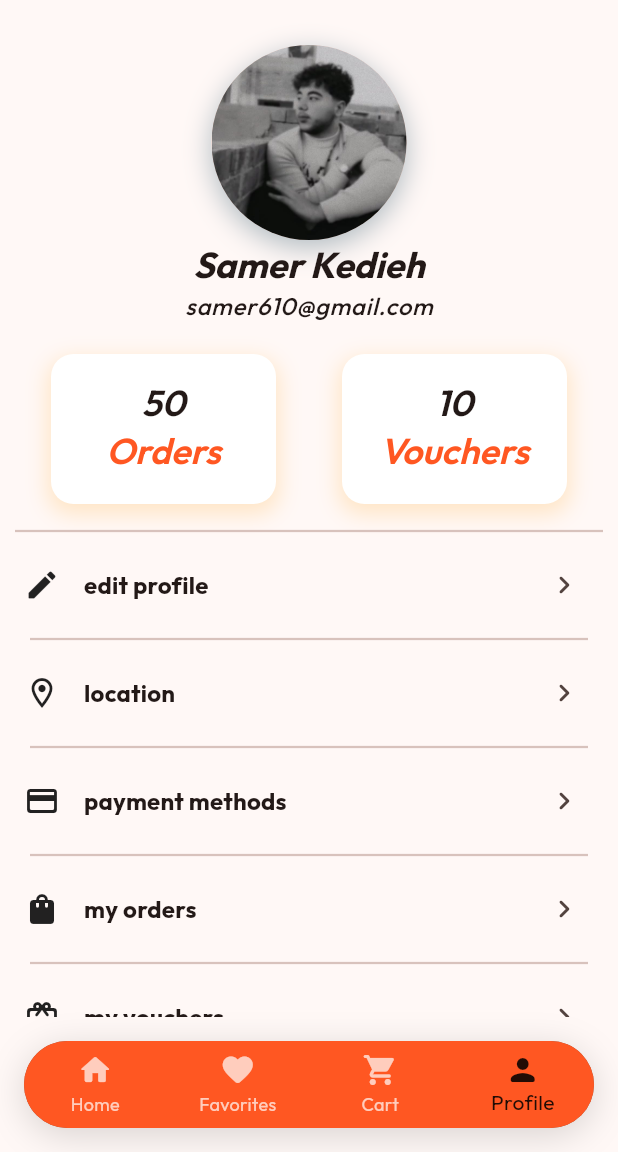
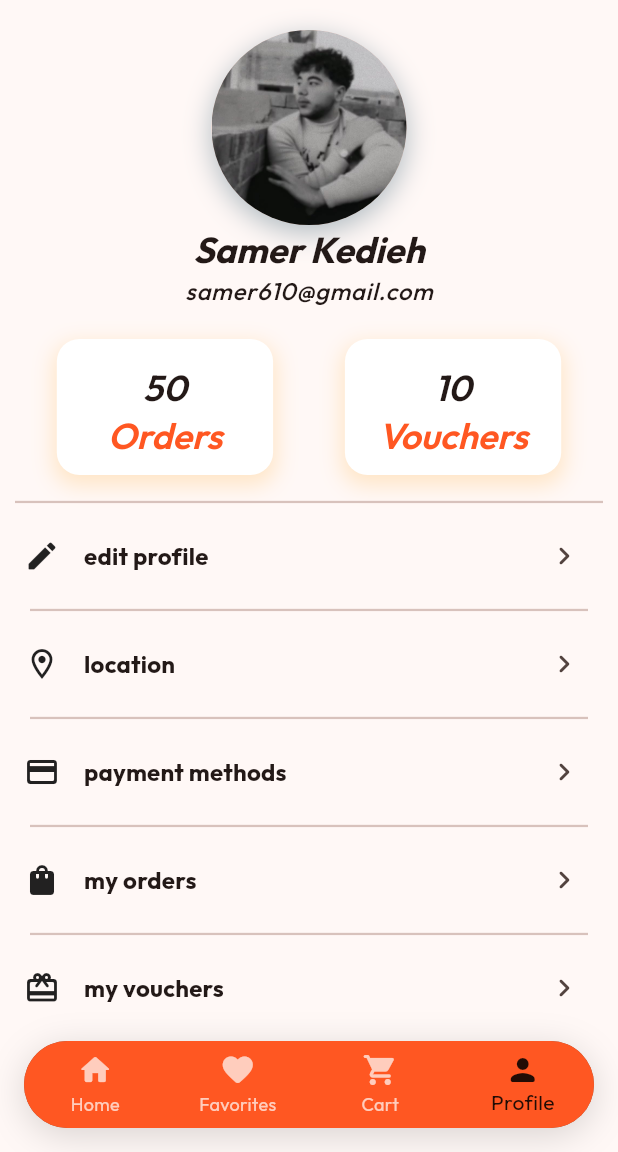
Before and after one commit to samerramadan-creator/flutter_food_delivery_app, a Flutter app: the screen it shows after launch, item 4 of the bottom bar chosen, on a phone screen of 412 x 824 dp, the part 84-1236 px from its top. Run offline on Flutter 3.47's test engine with Material 3 defaults, Android fonts, the phone set to English and light mode, and no system bars.

Commit message:
feat(ui): add responsive layouts for home, favorites and profile screens

```diff
--- a/lib/pages/main_page.dart
+++ b/lib/pages/main_page.dart
@@ -43,7 +43,7 @@ class _MainPageState extends State<MainPage> {
 
       drawer: const Drawer(),
 
-      body: pages[selectedIndex],
+      body: SafeArea(child: pages[selectedIndex]),
 
       bottomNavigationBar: CustomButtonNavigationBar(
         selectedIndex: selectedIndex,
--- a/lib/pages/profile_page.dart
+++ b/lib/pages/profile_page.dart
@@ -8,7 +8,13 @@ class ProfilePage extends StatelessWidget {
   @override
   Widget build(BuildContext context) {
     return Center(
-      child: ListView(children: [ProfileHeader(), ProfileMenuTile()]),
+      child: ListView(
+        children: [
+          const SizedBox(height: 20),
+          ProfileHeader(),
+          ProfileMenuTile(),
+        ],
+      ),
     );
   }
 }
--- /dev/null
+++ b/lib/widgets/personal_info.dart
@@ -0,0 +1,45 @@
+import 'package:flutter/material.dart';
+import 'package:food_delivary_app/core/constants/app_images.dart';
+
+class PersonalInfo extends StatelessWidget {
+  const PersonalInfo({super.key});
+
+  @override
+  Widget build(BuildContext context) {
+    return Column(
+      children: [
+        Container(
+          decoration: BoxDecoration(
+            shape: BoxShape.circle,
+            boxShadow: [
+              BoxShadow(
+                color: Colors.blueGrey.withValues(alpha: .5),
+                blurRadius: 15,
+                offset: Offset(0, 5),
+              ),
+            ],
+          ),
+
+          child: const CircleAvatar(
+            radius: 65,
+            backgroundImage: AssetImage(AppImages.profileImage),
+          ),
+        ),
+        Text(
+          "Samer Kedieh",
+          style: Theme.of(context).textTheme.headlineSmall?.copyWith(
+            fontStyle: FontStyle.italic,
+            fontWeight: FontWeight.w700,
+          ),
+        ),
+        Text(
+          "samer610@gmail.com",
+          style: Theme.of(context).textTheme.bodyLarge?.copyWith(
+            fontStyle: FontStyle.italic,
+            fontWeight: FontWeight.w500,
+          ),
+        ),
+      ],
+    );
+  }
+}
--- a/lib/widgets/profile_header.dart
+++ b/lib/widgets/profile_header.dart
@@ -1,55 +1,31 @@
 import 'package:flutter/material.dart';
-import 'package:food_delivary_app/core/constants/app_images.dart';
-import 'package:food_delivary_app/widgets/profile_stat_card.dart';
+import 'package:food_delivary_app/widgets/personal_info.dart';
+import 'package:food_delivary_app/widgets/profile_stats_row.dart';
 
 class ProfileHeader extends StatelessWidget {
   const ProfileHeader({super.key});
 
   @override
   Widget build(BuildContext context) {
-    return Column(
-      children: [
-        const SizedBox(height: 30),
-        Container(
-          decoration: BoxDecoration(
-            shape: BoxShape.circle,
-            boxShadow: [
-              BoxShadow(
-                color: Colors.blueGrey.withValues(alpha: .5),
-                blurRadius: 15,
-                offset: Offset(0, 5),
-              ),
+    final bool isLandscape =
+        MediaQuery.of(context).orientation == Orientation.landscape;
+
+    return !isLandscape
+        ? const Column(
+            children: [
+              PersonalInfo(),
+              SizedBox(height: 10),
+              ProfileStatsRow(),
             ],
-          ),
-
-          child: const CircleAvatar(
-            radius: 65,
-            backgroundImage: AssetImage(AppImages.profileImage),
-          ),
-        ),
-        Text(
-          "Samer Kedieh",
-          style: Theme.of(context).textTheme.headlineSmall?.copyWith(
-            fontStyle: FontStyle.italic,
-            fontWeight: FontWeight.w700,
-          ),
-        ),
-        Text(
-          "samer610@gmail.com",
-          style: Theme.of(context).textTheme.bodyLarge?.copyWith(
-            fontStyle: FontStyle.italic,
-            fontWeight: FontWeight.w500,
-          ),
-        ),
-        const SizedBox(height: 10),
-        Row(
-          mainAxisAlignment: MainAxisAlignment.spaceEvenly,
-          children: [
-            ProfileStatCard(title: "Orders", count: 50),
-            ProfileStatCard(title: "Vouchers", count: 10),
-          ],
-        ),
-      ],
-    );
+          )
+        :const Row(
+            mainAxisAlignment: MainAxisAlignment.spaceEvenly,
+            children: [
+              SizedBox(height: 20),
+              PersonalInfo(),
+              ProfileStatsRow(),
+              SizedBox(height: 15),
+            ],
+          );
   }
 }
--- a/lib/widgets/profile_menu_item.dart
+++ b/lib/widgets/profile_menu_item.dart
@@ -17,9 +17,9 @@ class ProfileMenuItem extends StatelessWidget {
     return ListTile(
       title: Text(
         title,
-        style: Theme.of(context).textTheme.titleMedium?.copyWith(
-          fontWeight: FontWeight.w700,
-        ),
+        style: Theme.of(
+          context,
+        ).textTheme.titleMedium?.copyWith(fontWeight: FontWeight.w700),
       ),
       subtitle: subtitle != null
           ? Text(
--- a/lib/widgets/profile_menu_list.dart
+++ b/lib/widgets/profile_menu_list.dart
@@ -6,49 +6,49 @@ class ProfileMenuTile extends StatelessWidget {
 
   @override
   Widget build(BuildContext context) {
-    return Column(
+    return const Column(
       children: [
-        const Divider(indent: 10, endIndent: 10),
+        Divider(indent: 10, endIndent: 10),
         ProfileMenuItem(
           title: "edit profile",
           icon: Icons.edit_rounded,
         ),
-        const Divider(),
+        Divider(),
         ProfileMenuItem(
           title: "location",
           icon: Icons.location_on_outlined,
         ),
-        const Divider(),
+        Divider(),
         ProfileMenuItem(
           title: "payment methods",
           icon: Icons.credit_card_rounded,
         ),
-        const Divider(),
+        Divider(),
         ProfileMenuItem(
           title: "my orders",
           icon: Icons.shopping_bag_rounded,
         ),
-        const Divider(),
+        Divider(),
         ProfileMenuItem(
           title: "my vouchers",
           icon: Icons.card_giftcard_rounded,
         ),
-        const Divider(),
+        Divider(),
         ProfileMenuItem(
           title: "settings",
           icon: Icons.settings_outlined,
         ),
-        const Divider(),
+        Divider(),
         ProfileMenuItem(
           title: "about",
            icon: Icons.info_outline_rounded,
         ),
-        const Divider(),
+        Divider(),
         ProfileMenuItem(
           title: "logout",
           icon: Icons.logout_rounded,
         ),
-        const Divider(indent: 10, endIndent: 10),
+        Divider(indent: 10, endIndent: 10),
       ],
     );
   }
--- a/lib/widgets/profile_stat_card.dart
+++ b/lib/widgets/profile_stat_card.dart
@@ -8,11 +8,17 @@ class ProfileStatCard extends StatelessWidget {
 
   @override
   Widget build(BuildContext context) {
+    final screenHeight = MediaQuery.of(context).size.height;
+    final screenWidth = MediaQuery.of(context).size.width;
+    final bool isLandscape =
+        MediaQuery.of(context).orientation == Orientation.landscape;
+    // final textScale = MediaQuery.of(context).textScaler;
+
     return Container(
       margin: const EdgeInsets.all(10),
       padding: const EdgeInsets.all(16.0),
-      height: 100,
-      width: 150,
+      height: isLandscape ? screenHeight * .24 : screenHeight * .11,
+      width: isLandscape ? screenWidth * .25 : screenWidth * .35,
       decoration: BoxDecoration(
         color: Colors.white,
         borderRadius: BorderRadius.circular(15),
--- /dev/null
+++ b/lib/widgets/profile_stats_row.dart
@@ -0,0 +1,18 @@
+import 'package:flutter/material.dart';
+import 'package:food_delivary_app/widgets/profile_stat_card.dart';
+
+class ProfileStatsRow extends StatelessWidget {
+  const ProfileStatsRow({super.key});
+
+  @override
+  Widget build(BuildContext context) {
+    return const Row(
+      mainAxisAlignment: MainAxisAlignment.spaceEvenly,
+      children: [
+        ProfileStatCard(title: "Orders", count: 50),
+        ProfileStatCard(title: "Vouchers", count: 10),
+      ],
+    );
+
+  }
+}
```
Also changed, not shown: lib/main.dart (+7 -0 lines), lib/pages/favorite_page.dart (+22 -12 lines), lib/pages/home_page.dart (+11 -6 lines), lib/widgets/favorite_item_card.dart (+42 -36 lines), lib/widgets/food_item_card.dart (+17 -9 lines).
